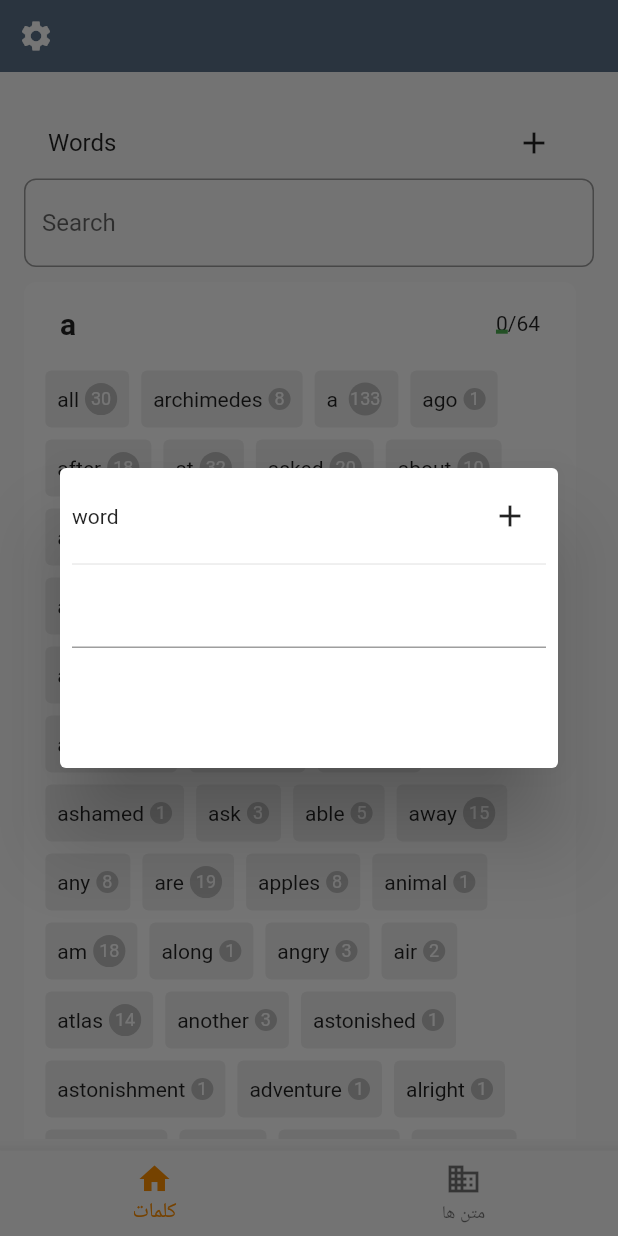
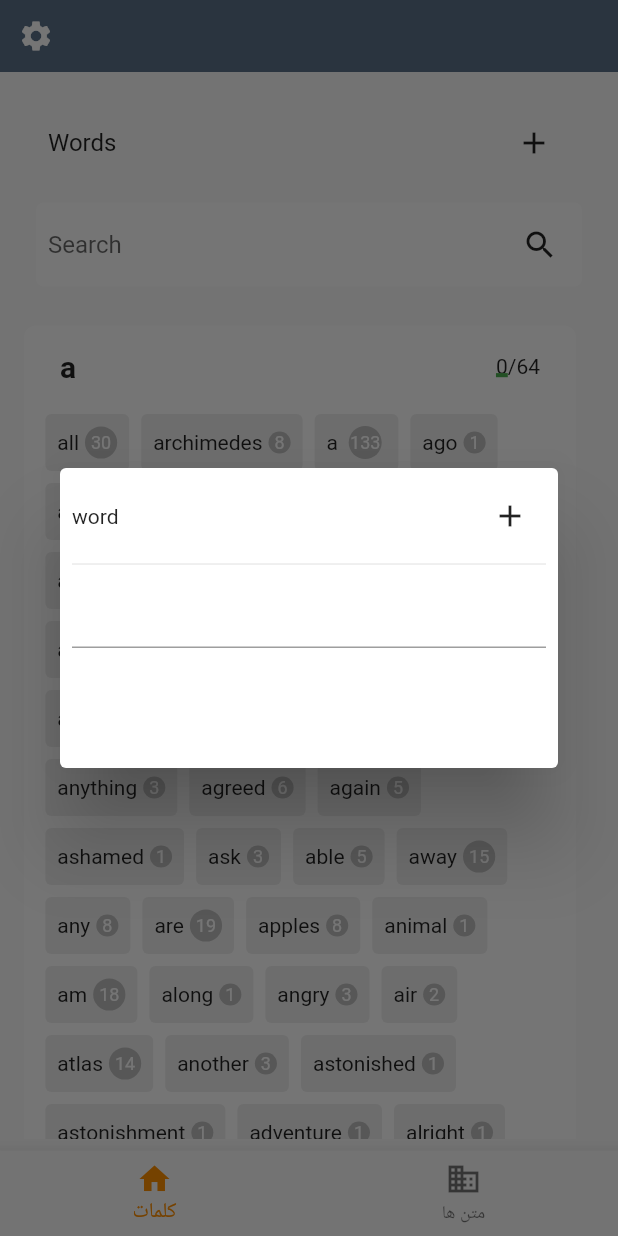
Before and after one commit to hpn33/landlearn, a Flutter app: the screen it shows after launch, after a tap on the "add" icon, on a phone screen of 412 x 824 dp. Run offline on Flutter 3.47's test engine with Material 2 defaults, Android fonts, the phone set to English and light mode, and no system bars; our stand-ins replace flutter_hooks, flutter_riverpod, hive_flutter, hooks_riverpod, moor; missing offline and left inert: translator; accounts and stored records are empty; generated files the repository leaves out were written again; project files that could hold a hidden picture were left out.

Commit message:
[ADD] search on word view

```diff
--- a/lib/page/home/content_view/content_view.dart
+++ b/lib/page/home/content_view/content_view.dart
@@ -113,8 +113,7 @@ class ContentView extends StatelessWidget {
     });
   }
 
-  Widget _search() {
-    return HookConsumer(
+  Widget _search() => HookConsumer(
         builder: (context, ref, child) {
           final searchController =
               useTextEditingController(text: ref.read(searchProvider));
@@ -168,7 +167,6 @@ class ContentView extends StatelessWidget {
           );
         },
       );
-  }
 
   Widget contentListWidget(BuildContext context) => HookConsumer(
         builder: (context, ref, child) {
--- a/lib/page/home/word_view/word_view.dart
+++ b/lib/page/home/word_view/word_view.dart
@@ -1,6 +1,7 @@
 import 'package:flutter/material.dart';
 import 'package:flutter_hooks/flutter_hooks.dart';
 import 'package:hooks_riverpod/hooks_riverpod.dart';
+import 'package:landlearn/service/models/word_category_notifier.dart';
 import 'package:landlearn/service/models/word_hub.dart';
 import 'package:landlearn/widget/styled_percent_widget.dart';
 import 'package:landlearn/widget/word_section_widget.dart';
@@ -9,6 +10,32 @@ import '../../dialog/add_word_dialog.dart';
 
 class WordView extends StatelessWidget {
   const WordView({Key? key}) : super(key: key);
+
+  static final searchProvider = StateProvider((ref) => '');
+  static final searchedWordProvider =
+      StateProvider<Map<String, WordCategoryNotifier>>((ref) {
+    final wordCategory = ref.watch(wordHubProvider).wordCategories;
+    final searchInput = ref.watch(searchProvider);
+
+    if (searchInput.isEmpty) {
+      return wordCategory;
+    }
+
+    final searchResult = <String, WordCategoryNotifier>{};
+
+    for (final row in wordCategory.entries) {
+      final words = row.value.words;
+      final filteredWords = words
+          .where((word) => word.word.toLowerCase().contains(searchInput))
+          .toList();
+
+      if (filteredWords.isNotEmpty) {
+        searchResult[row.key] = WordCategoryNotifier()..addAll(filteredWords);
+      }
+    }
+
+    return searchResult;
+  });
 
   @override
   Widget build(BuildContext context) {
@@ -103,8 +130,7 @@ class WordView extends StatelessWidget {
     return Padding(
       padding: const EdgeInsets.symmetric(horizontal: 8),
       child: HookConsumer(builder: (context, ref, child) {
-        final wordCategories =
-            ref.watch(wordHubProvider).wordCategories.entries;
+        final wordCategories = ref.watch(searchedWordProvider).entries;
 
         final scrollController = useScrollController();
 
@@ -113,12 +139,19 @@ class WordView extends StatelessWidget {
           child: ListView.builder(
             // shrinkWrap: true,
             controller: scrollController,
-            itemCount: wordCategories.length,
+            itemCount: wordCategories
+                .map((e) => e.value.words)
+                .where((element) => element.isNotEmpty)
+                .length,
             itemBuilder: (context, index) {
               final alphaChar = wordCategories.elementAt(index).key;
               final category = wordCategories.elementAt(index).value;
 
-              return WordSectionWidget(alphaChar, category);
+              return WordSectionWidget(
+                key: ValueKey(alphaChar),
+                alphaChar: alphaChar,
+                wordCategoryNotifier: category,
+              );
             },
           ),
         );
@@ -126,17 +159,58 @@ class WordView extends StatelessWidget {
     );
   }
 
-  Widget _search() {
-    return Padding(
-      padding: const EdgeInsets.symmetric(horizontal: 8.0),
+  Widget _search() => HookConsumer(
+        builder: (context, ref, child) {
+          final searchController =
+              useTextEditingController(text: ref.read(searchProvider));
+
+          return Container(
+            margin: const EdgeInsets.all(16.0),
+            padding: const EdgeInsets.symmetric(vertical: 4.0, horizontal: 8),
+            decoration: BoxDecoration(
+              color: Colors.white,
+              borderRadius: BorderRadius.circular(5),
+            ),
+            child: Row(
+              children: [
+                Expanded(
                   child: TextField(
-        decoration: InputDecoration(
+                    controller: searchController,
+                    decoration: const InputDecoration(
                       hintText: 'Search',
-          border: OutlineInputBorder(
-            borderRadius: BorderRadius.circular(8),
+                      border: InputBorder.none,
+                    ),
+                    onChanged: (value) {
+                      ref.read(searchProvider.state).state = value;
+                    },
                   ),
                 ),
+                HookBuilder(
+                  builder: (context) {
+                    useListenable(searchController);
+
+                    return Row(
+                      children: [
+                        if (searchController.text.isNotEmpty)
+                          IconButton(
+                            icon: const Icon(Icons.clear),
+                            onPressed: () {
+                              searchController.clear();
+                              ref.read(searchProvider.state).state = '';
+                            },
+                          ),
+                        if (searchController.text.isEmpty)
+                          const Padding(
+                            padding: EdgeInsets.all(8.0),
+                            child: Icon(Icons.search),
+                          ),
+                      ],
+                    );
+                  },
+                ),
+              ],
             ),
           );
+        },
+      );
 }
-}
--- a/lib/page/study/component/content_words.dart
+++ b/lib/page/study/component/content_words.dart
@@ -132,7 +132,11 @@ class ContentWordWidget extends HookConsumerWidget {
                 itemBuilder: (context, index) {
                   final categoryRow = wordCategoris.entries.elementAt(index);
 
-                  return WordSectionWidget(categoryRow.key, categoryRow.value);
+                  return WordSectionWidget(
+                    key: Key(categoryRow.key),
+                    alphaChar: categoryRow.key,
+                    wordCategoryNotifier: categoryRow.value,
+                  );
                 },
               ),
             ),
--- a/lib/service/logic/analyze_content.dart
+++ b/lib/service/logic/analyze_content.dart
@@ -76,7 +76,7 @@ Future<WordNotifier> getOrAddWord(
   String alphaChar,
   WordData wordData,
 ) async {
-  final selection = wordHub.wordCategories[alphaChar]!.list
+  final selection = wordHub.wordCategories[alphaChar]!.words
       .where((element) => element.word == wordData.word)
       .toList();
 
--- a/lib/service/models/content_notifier.dart
+++ b/lib/service/models/content_notifier.dart
@@ -62,7 +62,7 @@ class ContentNotifier extends ValueNotifier<Content> {
     wordNotifiers.clear();
 
     for (var element in wordCategoris.values) {
-      element.list.clear();
+      element.words.clear();
     }
   }
 
@@ -184,7 +184,7 @@ extension Util on ContentNotifier {
       return null;
     }
 
-    final category = wordCategoris[firstChar]!.list;
+    final category = wordCategoris[firstChar]!.words;
     final selection = category.where((element) => element.word == lowerCase);
 
     if (selection.isEmpty) {
--- a/lib/service/models/word_category_notifier.dart
+++ b/lib/service/models/word_category_notifier.dart
@@ -1,34 +1,39 @@
 import 'package:flutter/foundation.dart';
-import 'package:landlearn/service/db/database.dart';
 
 import 'word_notifier.dart';
 
 class WordCategoryNotifier extends ChangeNotifier {
-  final List<WordNotifier> list = [];
+  final List<WordNotifier> words = [];
 
-  void add(Word word) => addNotifier(WordNotifier(word));
+  // void add(Word word) => addNotifier(WordNotifier(word));
 
   void addNotifier(WordNotifier word) {
-    final selection = list.where((element) => element.word == word.word);
+    final selection = words.where((element) => element.word == word.word);
 
     if (selection.isEmpty) {
-      list.add(word);
+      words.add(word);
     }
 
     final wordNotifier =
-        list.where((element) => element.word == word.word).first;
+        words.where((element) => element.word == word.word).first;
 
     wordNotifier.addListener(() => notifyListeners());
 
     notifyListeners();
   }
 
-  void sort() => list.sort((a, b) => a.word.compareTo(b.word));
+  void sort() => words.sort((a, b) => a.word.compareTo(b.word));
 
   void notify() => notifyListeners();
+
+  void addAll(List<WordNotifier> list) {
+    for (final word in list) {
+      addNotifier(word);
+    }
+  }
 }
 
 extension Gets on WordCategoryNotifier {
-  int get length => list.length;
-  int get knowCount => list.where((element) => element.know).length;
+  int get length => words.length;
+  int get knowCount => words.where((element) => element.know).length;
 }
--- a/lib/service/models/word_hub.dart
+++ b/lib/service/models/word_hub.dart
@@ -12,7 +12,7 @@ class WordHub extends ChangeNotifier {
 
   final List<WordNotifier> _wordNotifiers = [];
   List<WordNotifier> get wordNotifiers => wordCategories.values
-      .map((e) => e.list)
+      .map((e) => e.words)
       .expand((element) => element)
       .toList();
 
@@ -46,7 +46,7 @@ class WordHub extends ChangeNotifier {
     words.clear();
     _wordNotifiers.clear();
     for (var e in wordCategories.values) {
-      e.list.clear();
+      e.words.clear();
     }
     notifyListeners();
   }
--- a/lib/widget/word_section_widget.dart
+++ b/lib/widget/word_section_widget.dart
@@ -12,8 +12,11 @@ class WordSectionWidget extends StatelessWidget {
   final String alphaChar;
   final WordCategoryNotifier wordCategoryNotifier;
 
-  const WordSectionWidget(this.alphaChar, this.wordCategoryNotifier, {Key? key})
-      : super(key: key);
+  const WordSectionWidget({
+    Key? key,
+    required this.alphaChar,
+    required this.wordCategoryNotifier,
+  }) : super(key: key);
 
   @override
   Widget build(BuildContext context) {
@@ -57,7 +60,7 @@ class WordSectionWidget extends StatelessWidget {
 
               return Wrap(
                 children: [
-                  for (final word in wordCategoryNotifier.list) wordItem(word),
+                  for (final word in wordCategoryNotifier.words) wordItem(word),
                 ],
               );
             }),
```
Also changed, not shown: 1 other file. Lines whose indentation alone changed are shown as unchanged.
